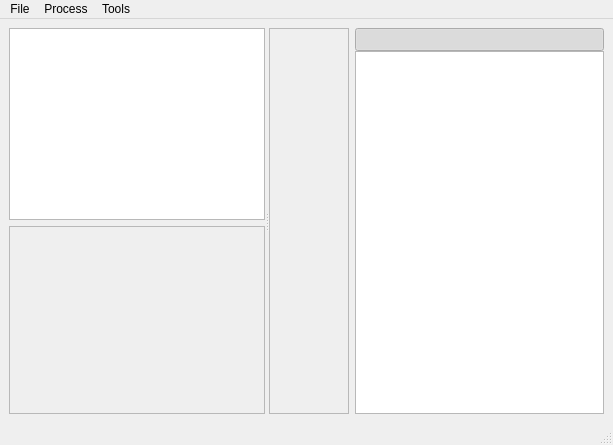
ImageProcessing-ElectronicPublications/scantailor-deviant, file ui/MainWindow.ui: the form before one commit.
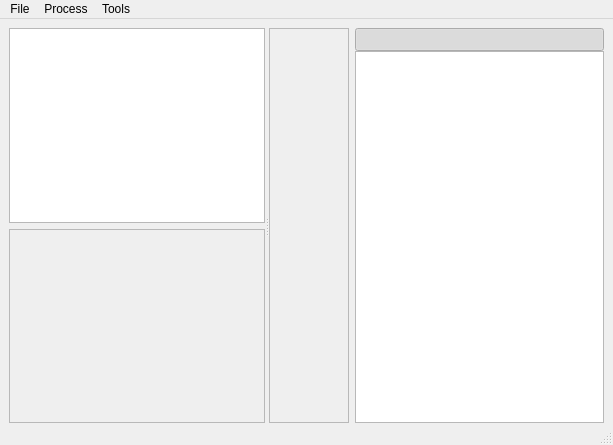
The form after the commit. Icons and pictures are not drawn.

The edit to the form file:
```diff
--- a/ui/MainWindow.ui
+++ b/ui/MainWindow.ui
@@ -32,6 +32,9 @@
     <cursorShape>ArrowCursor</cursorShape>
    </property>
    <layout class="QHBoxLayout" name="horizontalLayout" >
+    <property name="bottomMargin" >
+     <number>0</number>
+    </property>
     <item>
      <widget class="QSplitter" name="splitter" >
       <property name="sizePolicy" >
```
Left out of the diff: 2 changed lines with no effect on the pictures.
